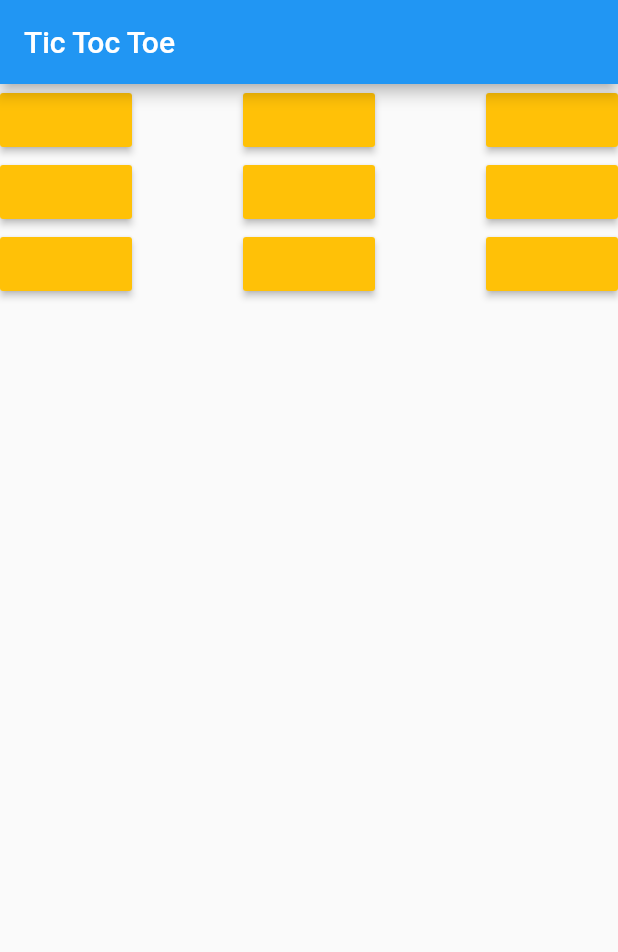
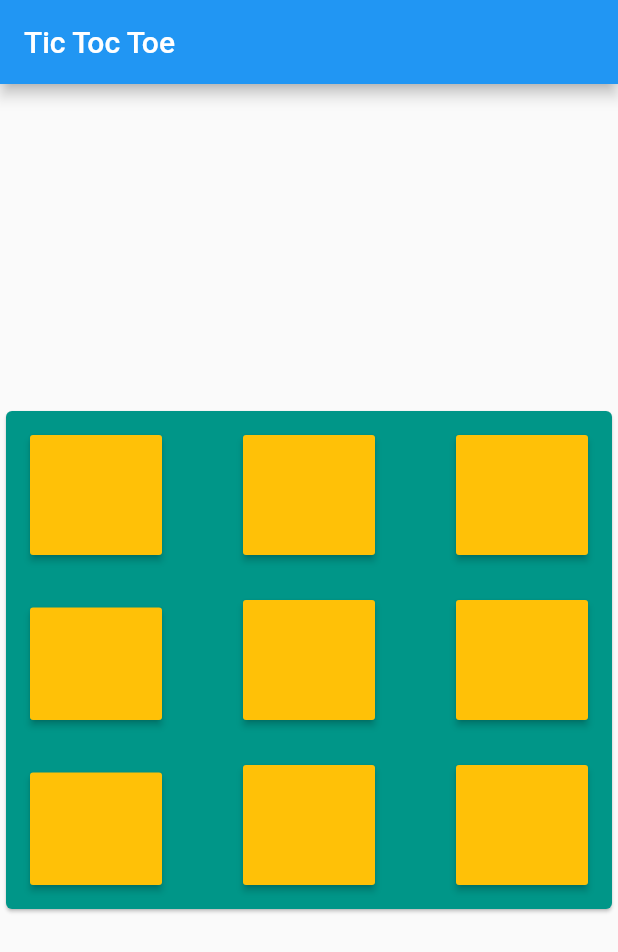
Before and after one commit to najva-com/najva-flutter-sample, a Flutter app: the screen it shows after launch, on a phone screen of 412 x 824 dp. Shown: the top 952 px of the screen. Run offline on Flutter 3.47's test engine with Material 2 defaults, Android fonts, the phone set to English and light mode, and no system bars; missing offline and left inert: najvaflutter.

Commit message:
sample ui updated.

```diff
--- a/lib/main.dart
+++ b/lib/main.dart
@@ -133,107 +133,152 @@ class _MyAppState extends State<MyApp> with SingleTickerProviderStateMixin {
           ),
           offset: Offset(0, animation.value));
     } else {
-      return Row(
+      return Card(
+        color: Colors.teal,
+        child: Padding(
+          padding: EdgeInsets.all(16),
+          child: Row(
             mainAxisSize: MainAxisSize.max,
             mainAxisAlignment: MainAxisAlignment.spaceBetween,
             children: <Widget>[
               Flexible(
+                child: Container(
+                  height: 300,
                   child: Column(
                     mainAxisSize: MainAxisSize.max,
+                    mainAxisAlignment: MainAxisAlignment.spaceBetween,
                     children: <Widget>[
                       Flexible(
+                          child: ButtonTheme(
+                            height: 80,
                             child: RaisedButton(
                               color: map[0][0],
                               onPressed: () {
                                 onButtonClicked(0, 0);
                               },
                             ),
+                          ),
                           flex: 2),
                       Flexible(
+                          child: ButtonTheme(
+                            height: 80,
                             child: RaisedButton(
                               color: map[1][0],
                               onPressed: () {
                                 onButtonClicked(1, 0);
                               },
                             ),
+                          ),
                           flex: 1),
                       Flexible(
+                          child: ButtonTheme(
+                            height: 80,
                             child: RaisedButton(
                               color: map[2][0],
                               onPressed: () {
                                 onButtonClicked(2, 0);
                               },
                             ),
+                          ),
                           flex: 1),
                     ],
+                  ),
                 ),
                 flex: 1,
               ),
               Flexible(
+                child: Container(
+                  height: 300,
                   child: Column(
                     mainAxisSize: MainAxisSize.max,
+                    mainAxisAlignment: MainAxisAlignment.spaceBetween,
                     children: <Widget>[
                       Flexible(
+                          child: ButtonTheme(
+                            height: 80,
                             child: RaisedButton(
                               color: map[0][1],
                               onPressed: () {
                                 onButtonClicked(0, 1);
                               },
                             ),
+                          ),
                           flex: 1),
                       Flexible(
+                          child: ButtonTheme(
+                            height: 80.0,
                             child: RaisedButton(
                               color: map[1][1],
                               onPressed: () {
                                 onButtonClicked(1, 1);
                               },
                             ),
+                          ),
                           flex: 1),
                       Flexible(
+                          child: ButtonTheme(
+                            height: 80,
                             child: RaisedButton(
                               color: map[2][1],
                               onPressed: () {
                                 onButtonClicked(2, 1);
                               },
                             ),
+                          ),
                           flex: 1),
                     ],
+                  ),
                 ),
                 flex: 1,
               ),
               Flexible(
+                child: Container(
+                  height: 300,
                   child: Column(
                     mainAxisSize: MainAxisSize.max,
+                    mainAxisAlignment: MainAxisAlignment.spaceBetween,
                     children: <Widget>[
                       Flexible(
+                          child: ButtonTheme(
+                            height: 80,
                             child: RaisedButton(
                               color: map[0][2],
                               onPressed: () {
                                 onButtonClicked(0, 2);
                               },
                             ),
+                          ),
                           flex: 1),
                       Flexible(
+                          child: ButtonTheme(
+                            height: 80.0,
                             child: RaisedButton(
                               color: map[1][2],
                               onPressed: () {
                                 onButtonClicked(1, 2);
                               },
                             ),
+                          ),
                           flex: 1),
                       Flexible(
+                          child: ButtonTheme(
+                            height: 80.0,
                             child: RaisedButton(
                               color: map[2][2],
                               onPressed: () {
                                 onButtonClicked(2, 2);
                               },
                             ),
+                          ),
                           flex: 1),
                     ],
+                  ),
                 ),
                 flex: 1,
               )
             ],
+          ),
+        ),
       );
     }
   }
```
Lines whose indentation alone changed are shown as unchanged.
